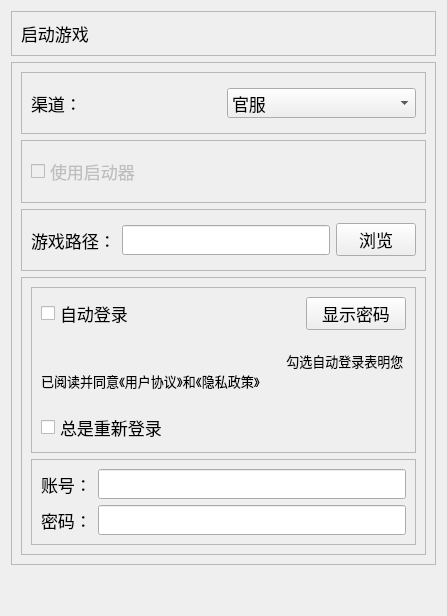
The window that resources/ui/start_game.ui (Shasnow/StarRailAssistant) describes before a commit, drawn with Qt 5.
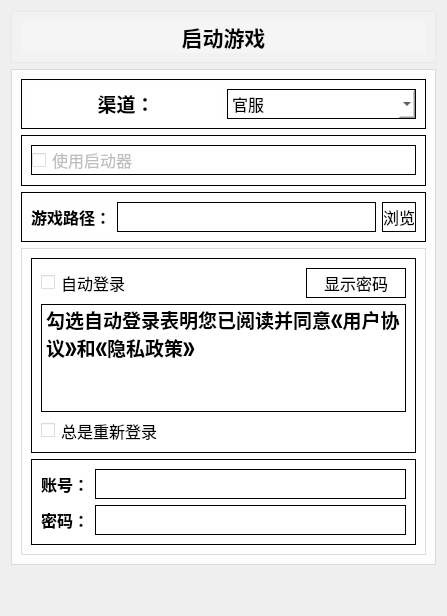
The same window after the commit.

```diff
--- a/resources/ui/start_game.ui
+++ b/resources/ui/start_game.ui
@@ -37,6 +37,9 @@
             </item>
             <item row="0" column="0">
                 <widget class="QFrame" name="frame_1">
+     <property name="styleSheet">
+      <string notr="true">background-color: rgba(255, 255, 255, 0.2);</string>
+     </property>
                     <property name="frameShape">
                         <enum>QFrame::Shape::StyledPanel</enum>
                     </property>
@@ -46,29 +49,22 @@
                     <layout class="QHBoxLayout" name="horizontalLayout">
                         <item>
                             <widget class="QLabel" name="label">
+        <property name="styleSheet">
+         <string notr="true">border:none</string>
+        </property>
                                 <property name="text">
-                                    <string>启动游戏</string>
+         <string>&lt;html&gt;&lt;head/&gt;&lt;body&gt;&lt;p align=&quot;center&quot;&gt;&lt;span style=&quot; font-size:16pt; font-weight:700;&quot;&gt;启动游戏&lt;/span&gt;&lt;/p&gt;&lt;/body&gt;&lt;/html&gt;</string>
                                 </property>
                             </widget>
                         </item>
-                        <item>
-                            <spacer name="horizontalSpacer">
-                                <property name="orientation">
-                                    <enum>Qt::Orientation::Horizontal</enum>
-                                </property>
-                                <property name="sizeHint" stdset="0">
-                                    <size>
-                                        <width>329</width>
-                                        <height>20</height>
-                                    </size>
-                                </property>
-                            </spacer>
-                        </item>
                     </layout>
                 </widget>
             </item>
             <item row="1" column="0">
                 <widget class="QScrollArea" name="scrollArea">
+     <property name="styleSheet">
+      <string notr="true">background-color: rgba(255, 255, 255, 0.6);</string>
+     </property>
                     <property name="widgetResizable">
                         <bool>true</bool>
                     </property>
@@ -78,12 +74,17 @@
                                 <x>0</x>
                                 <y>0</y>
                                 <width>427</width>
-                                <height>502</height>
+        <height>497</height>
                             </rect>
                         </property>
                         <layout class="QVBoxLayout" name="verticalLayout_3">
                             <item>
                                 <widget class="QFrame" name="frame2_1">
+         <property name="styleSheet">
+          <string notr="true">
+border: 1.4px solid black;  font-size: 16px;
+                                                      </string>
+         </property>
                                     <property name="frameShape">
                                         <enum>QFrame::Shape::StyledPanel</enum>
                                     </property>
@@ -93,8 +94,11 @@
                                     <layout class="QHBoxLayout" name="horizontalLayout_4">
                                         <item>
                                             <widget class="QLabel" name="label2_1">
+            <property name="styleSheet">
+             <string notr="true">border:none</string>
+            </property>
                                                 <property name="text">
-                                                    <string>渠道：</string>
+             <string>&lt;html&gt;&lt;head/&gt;&lt;body&gt;&lt;p align=&quot;center&quot;&gt;&lt;span style=&quot; font-size:14pt; font-weight:700;&quot;&gt;渠道：&lt;/span&gt;&lt;/p&gt;&lt;/body&gt;&lt;/html&gt;</string>
                                                 </property>
                                             </widget>
                                         </item>
@@ -106,6 +110,17 @@
                                                         <height>30</height>
                                                     </size>
                                                 </property>
+            <property name="styleSheet">
+             <string notr="true">font-weight: bold;
+                                                    QCombox{border: solid black;border-radius: 0;font-weight: bold;}
+                                                    QComboBox:hover {
+                                                    background-color: #f0f0f0;
+                                                    border-color: #bbb;
+                                                    }
+                                                    QComboBox QAbstractItemView {
+                                                    selection-background-color: #f0f0f0; background-color: white;
+                                                    }</string>
+            </property>
                                                 <item>
                                                     <property name="text">
                                                         <string>官服</string>
@@ -123,6 +138,10 @@
                             </item>
                             <item>
                                 <widget class="QFrame" name="frame_3">
+         <property name="styleSheet">
+          <string notr="true">
+border: 1.4px solid black;  font-size: 16px;</string>
+         </property>
                                     <property name="frameShape">
                                         <enum>QFrame::Shape::StyledPanel</enum>
                                     </property>
@@ -163,6 +182,10 @@
                             </item>
                             <item>
                                 <widget class="QFrame" name="frame2_2">
+         <property name="styleSheet">
+          <string notr="true">
+border: 1.4px solid black;  font-size: 16px;</string>
+         </property>
                                     <property name="frameShape">
                                         <enum>QFrame::Shape::StyledPanel</enum>
                                     </property>
@@ -172,8 +195,11 @@
                                     <layout class="QHBoxLayout" name="horizontalLayout_2">
                                         <item>
                                             <widget class="QLabel" name="path_label">
+            <property name="styleSheet">
+             <string notr="true">border:none</string>
+            </property>
                                                 <property name="text">
-                                                    <string>游戏路径：</string>
+             <string>&lt;html&gt;&lt;head/&gt;&lt;body&gt;&lt;p align=&quot;center&quot;&gt;&lt;span style=&quot; font-size:12pt; font-weight:700;&quot;&gt;游戏路径：&lt;/span&gt;&lt;/p&gt;&lt;/body&gt;&lt;/html&gt;</string>
                                                 </property>
                                             </widget>
                                         </item>
@@ -195,6 +221,9 @@
                                                         <height>30</height>
                                                     </size>
                                                 </property>
+            <property name="styleSheet">
+             <string notr="true">  QPushButton:hover {ackground-color: #f0f0f0;border-color: #ccc;}</string>
+            </property>
                                                 <property name="text">
                                                     <string>浏览</string>
                                                 </property>
@@ -214,6 +243,10 @@
                                     <layout class="QVBoxLayout" name="verticalLayout">
                                         <item>
                                             <widget class="QFrame" name="frame2_3">
+            <property name="styleSheet">
+             <string notr="true">
+border: 1.4px solid black;  font-size: 16px;</string>
+            </property>
                                                 <property name="frameShape">
                                                     <enum>QFrame::Shape::StyledPanel</enum>
                                                 </property>
@@ -223,6 +256,17 @@
                                                 <layout class="QGridLayout" name="gridLayout_3">
                                                     <item row="0" column="1">
                                                         <widget class="QCheckBox" name="auto_login_checkBox">
+               <property name="styleSheet">
+                <string notr="true">QCheckBox{border: none;}
+                                                    QCheckBox:hover {
+                                                    background-color: #f0f0f0;
+                                                    }
+
+                                                    /* 勾选框悬停时边框变色 */
+                                                    QCheckBox::indicator:hover {
+                                                    border-color: #666;
+                                                    }</string>
+               </property>
                                                             <property name="text">
                                                                 <string>自动登录</string>
                                                             </property>
@@ -249,6 +293,9 @@
                                                                     <height>30</height>
                                                                 </size>
                                                             </property>
+               <property name="styleSheet">
+                <string notr="true">  QPushButton:hover {ackground-color: #f0f0f0;border-color: #ccc;}</string>
+               </property>
                                                             <property name="text">
                                                                 <string>显示密码</string>
                                                             </property>
@@ -258,13 +305,11 @@
                                                         <widget class="QLabel" name="label_2">
                                                             <property name="font">
                                                                 <font>
-                                                                    <pointsize>10</pointsize>
+                 <pointsize>-1</pointsize>
                                                                 </font>
                                                             </property>
                                                             <property name="text">
-                                                                <string>
-                                                                    勾选自动登录表明您已阅读并同意《用户协议》和《隐私政策》
-                                                                </string>
+                <string>&lt;html&gt;&lt;head/&gt;&lt;body&gt;&lt;p&gt;&lt;span style=&quot; font-size:14pt; font-weight:700;&quot;&gt;勾选自动登录表明您已阅读并同意《用户协议》和《隐私政策》&lt;/span&gt;&lt;/p&gt;&lt;p&gt;&lt;span style=&quot; font-weight:700;&quot;&gt;&lt;br/&gt;&lt;/span&gt;&lt;/p&gt;&lt;/body&gt;&lt;/html&gt;</string>
                                                             </property>
                                                             <property name="wordWrap">
                                                                 <bool>true</bool>
@@ -277,6 +322,17 @@
                                                                 <string>如果启用，登录时会登出已经登录的账号重新登录
                                                                 </string>
                                                             </property>
+               <property name="styleSheet">
+                <string notr="true">QCheckBox{border: none;}
+                                                    QCheckBox:hover {
+                                                    background-color: #f0f0f0;
+                                                    }
+
+                                                    /* 勾选框悬停时边框变色 */
+                                                    QCheckBox::indicator:hover {
+                                                    border-color: #666;
+                                                    }</string>
+               </property>
                                                             <property name="text">
                                                                 <string>总是重新登录</string>
                                                             </property>
@@ -287,6 +343,10 @@
                                         </item>
                                         <item>
                                             <widget class="QFrame" name="frame2_4">
+            <property name="styleSheet">
+             <string notr="true">
+border: 1.4px solid black;  font-size: 16px;</string>
+            </property>
                                                 <property name="frameShape">
                                                     <enum>QFrame::Shape::StyledPanel</enum>
                                                 </property>
@@ -296,8 +356,11 @@
                                                 <layout class="QGridLayout" name="gridLayout">
                                                     <item row="0" column="0">
                                                         <widget class="QLabel" name="label2_4_11">
+               <property name="styleSheet">
+                <string notr="true">border:none</string>
+               </property>
                                                             <property name="text">
-                                                                <string>账号：</string>
+                <string>&lt;html&gt;&lt;head/&gt;&lt;body&gt;&lt;p align=&quot;center&quot;&gt;&lt;span style=&quot; font-size:12pt; font-weight:700;&quot;&gt;账号：&lt;/span&gt;&lt;/p&gt;&lt;/body&gt;&lt;/html&gt;</string>
                                                             </property>
                                                         </widget>
                                                     </item>
@@ -316,8 +379,11 @@
                                                     </item>
                                                     <item row="1" column="0">
                                                         <widget class="QLabel" name="label2_4_21">
+               <property name="styleSheet">
+                <string notr="true">border:none</string>
+               </property>
                                                             <property name="text">
-                                                                <string>密码：</string>
+                <string>&lt;html&gt;&lt;head/&gt;&lt;body&gt;&lt;p align=&quot;center&quot;&gt;&lt;span style=&quot; font-size:12pt; font-weight:700;&quot;&gt;密码：&lt;/span&gt;&lt;/p&gt;&lt;/body&gt;&lt;/html&gt;</string>
                                                             </property>
                                                         </widget>
                                                     </item>
```
Lines whose indentation alone changed are shown as unchanged.
